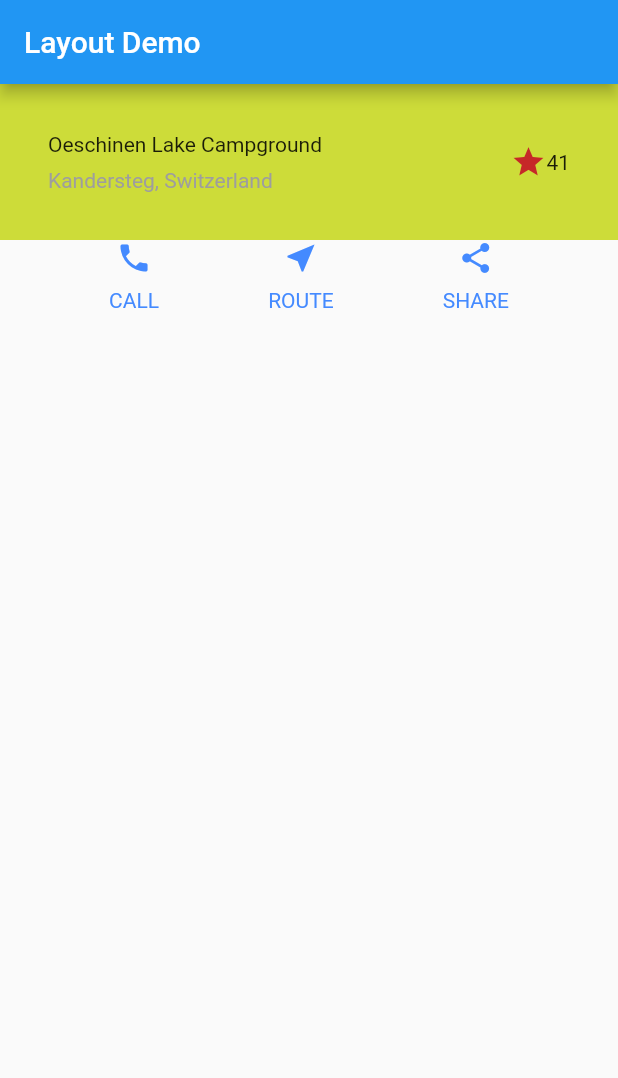
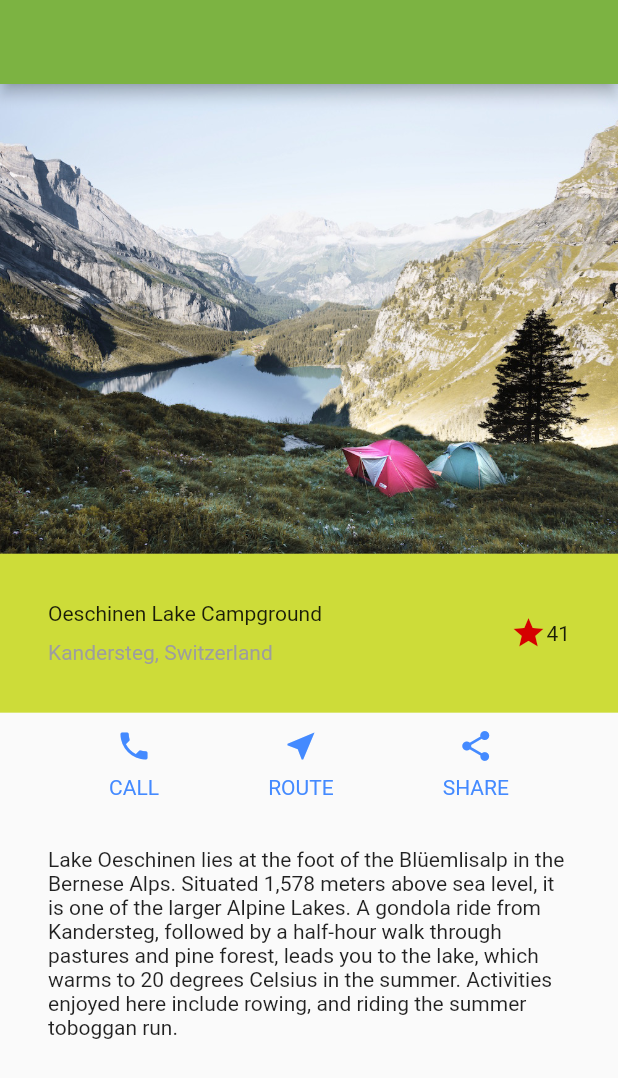
Before and after one commit to sumyathtarwai/code-flutter, a Flutter app: the screen it shows after launch, on a phone screen of 412 x 824 dp. Shown: the top 1078 px of the screen. Run offline on Flutter 3.47's test engine with Material 2 defaults, Android fonts, the light colour scheme and no system bars.

Commit message:
lake demo

```diff
--- a/flutter/layout_demo/lib/main.dart
+++ b/flutter/layout_demo/lib/main.dart
@@ -6,14 +6,6 @@
 class MyApp extends StatelessWidget {
   @override
   Widget build(BuildContext context) {
-    return MaterialApp(
-      debugShowCheckedModeBanner: false,
-      home: Scaffold(
-        appBar: AppBar(
-          title: Text('Layout Demo'),
-        ),
-        body: Lake(),
-      ),
-    );
+    return Lake();
   }
 }
--- a/flutter/layout_demo/lib/ui/lake_demo.dart
+++ b/flutter/layout_demo/lib/ui/lake_demo.dart
@@ -2,6 +2,13 @@
 
 class Lake extends StatelessWidget {
   static Color _color = Colors.blueAccent;
+
+  final Widget lakeImage = Image.asset(
+    'assets/lake.jpg',
+    //width: 300,
+    //height: 300,
+    fit: BoxFit.cover,
+  );
   final Widget titleSection = Container(
     color: Colors.lime,
     padding: const EdgeInsets.all(32),
@@ -13,7 +20,7 @@
             crossAxisAlignment: CrossAxisAlignment.start,
             children: <Widget>[
               Container(
-                padding: const EdgeInsets.only(bottom: 8),
+                padding: const EdgeInsets.only(bottom: 10),
                 child: Text('Oeschinen Lake Campground'),
               ),
               Text(
@@ -25,7 +32,7 @@
         ),
         Column(
           children: <Widget>[
-            Icon(Icons.star, color: Colors.red[800]),
+            Icon(Icons.star, color: Colors.redAccent[700]),
           ],
         ),
         Column(
@@ -41,6 +48,7 @@
   );
 
   final Widget buttonSection = Container(
+    padding: const EdgeInsets.only(top: 10),
     child: Row(
       mainAxisAlignment: MainAxisAlignment.spaceEvenly,
       children: <Widget>[
@@ -51,16 +59,44 @@
     ),
   );
 
-//final Widget textSection =
+  final Widget textSection = Container(
+    padding: const EdgeInsets.all(32),
+    child: Text(
+      'Lake Oeschinen lies at the foot of the Blüemlisalp in the Bernese '
+      'Alps. Situated 1,578 meters above sea level, it is one of the '
+      'larger Alpine Lakes. A gondola ride from Kandersteg, followed by a '
+      'half-hour walk through pastures and pine forest, leads you to the '
+      'lake, which warms to 20 degrees Celsius in the summer. Activities '
+      'enjoyed here include rowing, and riding the summer toboggan run.',
+      softWrap: true,
+    ),
+  );
+
   @override
   Widget build(BuildContext context) {
-    return Column(
-      children: <Widget>[titleSection, buttonSection],
+    return MaterialApp(
+      debugShowCheckedModeBanner: false,
+      home: Scaffold(
+        appBar: AppBar(
+          backgroundColor: Colors.lightGreen[600],
+          //title: Text('Layout Demo'),
+        ),
+        body: ListView(
+          children: <Widget>[
+            lakeImage,
+            titleSection,
+            buttonSection,
+            textSection
+          ],
+        ),
+      ),
     );
   }
 
   static Column _buildButton(IconData icon, Color color, String label) {
     return Column(
+      mainAxisSize: MainAxisSize.min,
+      mainAxisAlignment: MainAxisAlignment.center,
       children: <Widget>[
         Icon(icon, color: color),
         Container(
```
Also changed, not shown: flutter/layout_demo/assets/lake.jpg (added), flutter/layout_demo/assets/pic1.jpg (deleted), flutter/layout_demo/assets/pic2.jpg (deleted), flutter/layout_demo/assets/pic3.jpg (deleted), flutter/layout_demo/lake_final_look.png (added), 1 other file.
